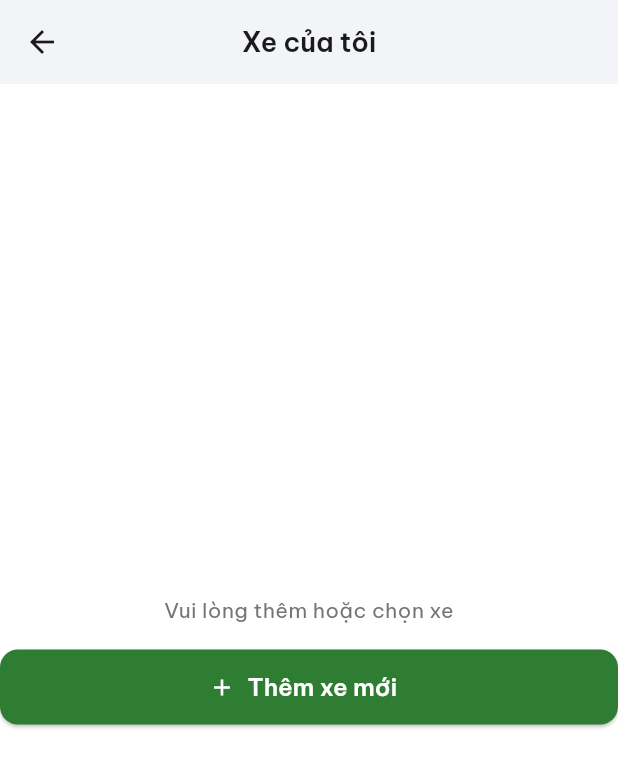
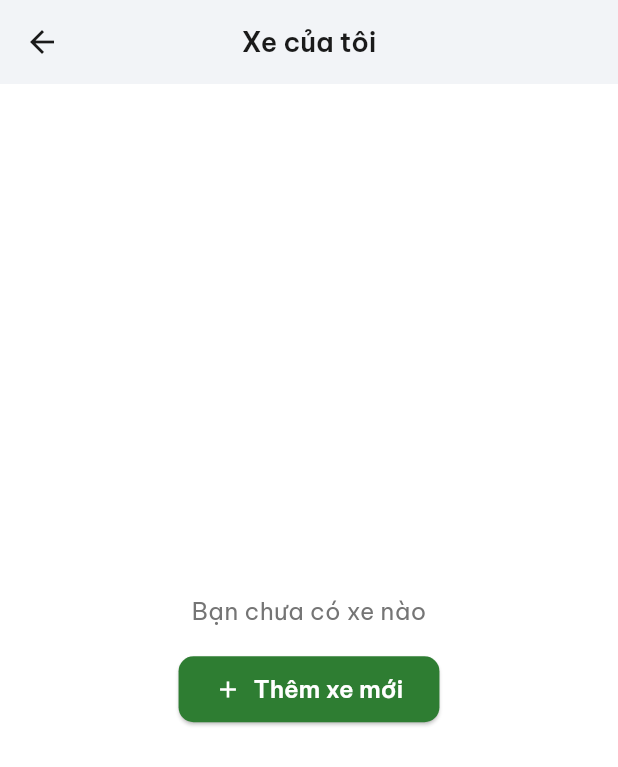
Before and after one commit to TranhaidangIT/MotoLog_Mobile, a Flutter app: the MyVehicleScreen screen opened by its route, on a phone screen of 412 x 824 dp. Shown: the top 767 px of the screen. Run offline on Flutter 3.47's test engine with Material 3 defaults, Android fonts, the phone set to English and light mode, and no system bars; our stand-ins replace cached_network_image, cloud_firestore, firebase_auth, firebase_core, firebase_storage, fl_chart and 12 more; missing offline and left inert: flutter_email_sender; accounts and stored records are empty.

Commit message:
style(ui): fix my vehicle empty state button, remove facebook login button, constrain fab when vehicle is null

```diff
--- a/lib/screens/my_vehicle_screen.dart
+++ b/lib/screens/my_vehicle_screen.dart
@@ -35,12 +35,21 @@ class MyVehicleScreen extends ConsumerWidget {
           child: Column(
             mainAxisAlignment: MainAxisAlignment.center,
             children: [
-              Text('Vui lòng thêm hoặc chọn xe', style: GoogleFonts.beVietnamPro(color: AppColors.textSecondary)),
+              Text('Bạn chưa có xe nào', style: GoogleFonts.beVietnamPro(color: AppColors.textSecondary, fontSize: 16)),
               const SizedBox(height: 16),
-              ElevatedButton.icon(
-                onPressed: () => context.push('/add-vehicle'),
-                icon: const Icon(Icons.add),
-                label: const Text('Thêm xe mới'),
+              Align(
+                alignment: Alignment.center,
+                child: ElevatedButton.icon(
+                  onPressed: () => context.push('/add-vehicle'),
+                  icon: const Icon(Icons.add, color: Colors.white),
+                  label: Text('Thêm xe mới', style: GoogleFonts.beVietnamPro(color: Colors.white)),
+                  style: ElevatedButton.styleFrom(
+                    backgroundColor: AppColors.primary,
+                    padding: const EdgeInsets.symmetric(horizontal: 24, vertical: 12),
+                    shape: RoundedRectangleBorder(borderRadius: BorderRadius.circular(10)),
+                    minimumSize: const Size(0, 0), // Bỏ giới hạn full width của theme
+                  ),
+                ),
               ),
             ],
           ),
@@ -213,7 +222,14 @@ class MyVehicleScreen extends ConsumerWidget {
           if (i == 1) context.go('/fuel-history');
           if (i == 2) context.go('/profile');
         },
-        onAddTap: () => context.push('/fuel-log'),
+        onAddTap: () {
+          if (vehicle == null) {
+            ScaffoldMessenger.of(context).showSnackBar(const SnackBar(content: Text('Vui lòng thêm xe trước khi sử dụng')));
+            context.push('/add-vehicle');
+          } else {
+            context.push('/fuel-log');
+          }
+        },
       ),
     );
   }
```
Also changed, not shown: lib/screens/fuel_history_screen.dart (+9 -1 lines), lib/screens/home_screen.dart (+16 -3 lines), lib/screens/login_screen.dart (+1 -7 lines), lib/screens/maintenance_screen.dart (+8 -1 lines), lib/screens/parts_screen.dart (+9 -1 lines), lib/screens/profile_screen.dart (+9 -2 lines), lib/screens/reminder_screen.dart (+9 -1 lines).
